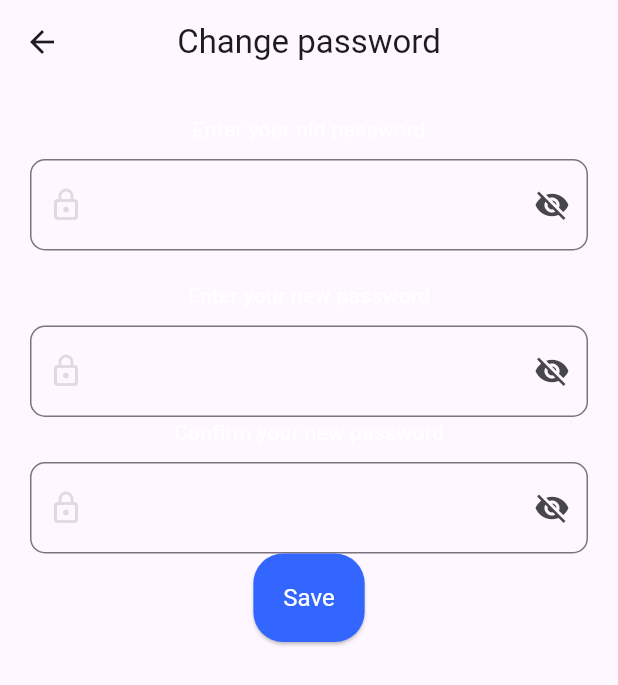
After one commit to eng-mohamed-ibrahem/job_finder, a Flutter app: the LoginAndSecurityScreen screen opened directly, after a tap on "Change password", on a phone screen of 412 x 824 dp. The commit adds this screen. Shown: the top 685 px of the screen. Run offline on Flutter 3.47's test engine with Material 2 defaults, Android fonts, the phone set to English and light mode, and no system bars; our stand-ins replace carousel_slider, dio, file_picker, flutter_bloc, font_awesome_flutter, image_picker and 2 more; missing offline and left inert: flutter_multi_select_items; accounts and stored records are empty.

Commit message:
updating design

```diff
--- a/lib/controller/utils/dio_helper/dio_helper.dart
+++ b/lib/controller/utils/dio_helper/dio_helper.dart
@@ -10,18 +10,18 @@ class DioHelper {
       BaseOptions(
         baseUrl: UrlPaths.baseUrl,
         receiveDataWhenStatusError: true,
-        validateStatus: (status) {
-          if (status! < 500) {
-            return true;
-          } else {
-            return false;
-          }
-        },
+        // validateStatus: (status) {
+        //   if (status! < 500) {
+        //     return true;
+        //   } else {
+        //     return false;
+        //   }
+        // },
       ),
     );
   }
 
-  static Future<Response?> getRequest({
+  static Future<Response?> getData({
     required String endPoint,
     Map<String, dynamic>? querryParameters,
     String? token,
@@ -30,7 +30,6 @@ class DioHelper {
       if (token != null) {
         dio.options.headers['Authorization'] = 'Bearer $token';
       }
-
       return await dio.get(endPoint, queryParameters: querryParameters);
     } catch (e) {
       debugPrint(e.toString());
@@ -38,11 +37,10 @@ class DioHelper {
     }
   }
 
-  static Response? response;
   static Future<Response?> postData({
     required String endPoint,
     Map<String, dynamic>? queryParameters,
-    required Map<String, dynamic> data,
+    Map<String, dynamic>? data,
     String? token,
   }) async {
     try {
@@ -50,22 +48,23 @@ class DioHelper {
         dio.options.headers['Authorization'] = 'Bearer $token';
       }
       dio.options.headers['Content-Type'] = 'multipart/form-data';
-      response = await dio.post(
+      return await dio.post(
         endPoint,
         queryParameters: queryParameters,
-        data: FormData.fromMap(data),
+        data: data != null ? FormData.fromMap(data) : null,
       );
-      return response;
-      // return await dio.post(
-      //   endPoint,
-      //   queryParameters: queryParameters,
-      //   data: FormData.fromMap(data),
-      // );
     } catch (e) {
-      debugPrint(response.toString());
-      debugPrint(response!.statusCode.toString());
+      debugPrint('diohelper--$e');
       return null;
     }
+  }
+
+  static Future<Response> post(
+      {required String endpoint, Map<String, dynamic>? queryParameters}) async {
+    return await dio.post(
+      endpoint,
+      queryParameters: queryParameters,
+    );
   }
 
   static Future<Response> deleteData({
@@ -76,96 +75,10 @@ class DioHelper {
   }) async {
     dio.options.headers['Content-Type'] = 'application/json';
     dio.options.headers['Authorization'] = 'Bearer $token';
-    return await dio.delete(endPoint,
-        queryParameters: queryParameters, data: bodyData);
+    return await dio.delete(
+      endPoint,
+      queryParameters: queryParameters,
+      data: bodyData,
+    );
   }
 }
-
-
-
-//   static Future<Response> getData({
-//     required String url,
-//     Map<String, dynamic>? query,
-//   }) async {
-//     dio.options.headers = {
-//       "Content-Type": "application/json",
-//     };
-//     return await dio.get(
-//       url,
-//       queryParameters: query,
-//     );
-//   }
-
-//   static Future<Response> getDataWithToken({
-//     required String url,
-//     Map<String, dynamic>? query,
-//   }) async {
-//     dio.options.headers = {
-//       "Content-Type": "application/json",
-//     };
-//     return await dio.get(
-//       url,
-//       queryParameters: query,
-//     );
-//   }
-
-//   static Future<Response> postData({
-//     required String url,
-//     required Map<String, dynamic> data,
-//     Map<String, dynamic>? query,
-//   }) async {
-//     dio.options.headers = {
-//       "Content-Type": "application/json",
-//     };
-//     return await dio.post(
-//       url,
-//       queryParameters: query,
-//       data: data,
-//     );
-//   }
-
-//   static Future<Response> postForm({
-//     required String url,
-//     required FormData data,
-//     Map<String, dynamic>? query,
-//   }) async {
-//     // dio.options.headers = {
-//     //   "Content-Type": "application/json",
-//     // };
-//     return await dio.post(
-//       url,
-//       queryParameters: query,
-//       data: data,
-//     );
-//   }
-
-//   static Future<Response> patchData({
-//     required String url,
-//     required Map<String, dynamic> data,
-//     Map<String, dynamic>? query,
-//     String? token,
-//   }) async {
-//     dio.options.headers = {
-//       "Content-Type": "application/json",
-//     };
-//     return await dio.patch(
-//       url,
-//       queryParameters: query,
-//       data: data,
-//     );
-//   }
-
-//   static Future<Response> deleteData({
-//     required String url,
-//     Map<String, dynamic>? data,
-//     Map<String, dynamic>? query,
-//   }) async {
-//     dio.options.headers = {
-//       "Content-Type": "application/json",
-//     };
-//     return await dio.delete(
-//       url,
-//       data: data,
-//     );
-//   }
-// }
--- a/lib/root/root_app.dart
+++ b/lib/root/root_app.dart
@@ -6,7 +6,6 @@ import 'package:job_finder/controller/cubit/onboarding_screen_cubit/onboard_scre
 import '../controller/cubit/edit_profile_screens_cubit/file_path_cubit.dart';
 import '../controller/cubit/signup_screens_cubit/signup_screens_cubit.dart';
 import '../controller/cubit/signup_screens_cubit/work_type_selection_cubit.dart';
-import '../views/screens/create_account_screens/signup_screen.dart';
 import '../views/screens/profile_settings_screens/profile_screen.dart';
 
 class Root extends StatelessWidget {
@@ -43,7 +42,7 @@ class Root extends StatelessWidget {
             bodyColor: const Color.fromRGBO(17, 24, 39, 1),
           ),
         ),
-        home: const SignupScreen(), // SignUp, Splash,ProfileScreen,LoginScreen
+        home: const ProfileScreen(), // SignUp, Splash,ProfileScreen,LoginScreen
       ),
     );
   }
--- a/lib/views/screens/create_account_screens/signup_screen.dart
+++ b/lib/views/screens/create_account_screens/signup_screen.dart
@@ -18,7 +18,7 @@ class SignupScreen extends StatefulWidget {
   State<SignupScreen> createState() => _SignupScreenState();
 }
 
-class _SignupScreenState extends State<SignupScreen> {
+class _SignupScreenState extends State<SignupScreen> with RouteAware {
   final TextEditingController usernameController = TextEditingController();
   final TextEditingController emailController = TextEditingController();
   final TextEditingController passwordController = TextEditingController();
@@ -125,7 +125,7 @@ class _SignupScreenState extends State<SignupScreen> {
                     controller: passwordController,
                     validator: Validation.passwordValidated,
                     hintText: "Password",
-                    helperText: "Password must be at least 8 charactrs",
+                    helperText: "Password must be at least 8 characters",
                     prefixIcon: const Icon(
                       Icons.lock_outline_rounded,
                       color: Colors.black12,
--- /dev/null
+++ b/lib/views/screens/profile_settings_screens/change_password_screen.dart
@@ -0,0 +1,136 @@
+import 'package:flutter/material.dart';
+import 'package:job_finder/controller/utils/validation.dart';
+import '../../widgets/onboarding_screen_widgets/custom_button.dart';
+import '../../widgets/signup_screen_widget/customized_text_field.dart';
+
+class ChangePasswordScreen extends StatefulWidget {
+  const ChangePasswordScreen({super.key});
+
+  @override
+  State<ChangePasswordScreen> createState() => _ChangePasswordScreenState();
+}
+
+class _ChangePasswordScreenState extends State<ChangePasswordScreen> {
+  final TextEditingController passwordController = TextEditingController();
+  final TextEditingController newPasswordController = TextEditingController();
+  final GlobalKey<FormState> formKey = GlobalKey<FormState>();
+
+  bool passwordVisible = false;
+
+  @override
+  void dispose() {
+    passwordController.dispose();
+    newPasswordController.dispose();
+    super.dispose();
+  }
+
+  @override
+  Widget build(BuildContext context) {
+    return Scaffold(
+      appBar: AppBar(
+        title: const Text('Change password'),
+        centerTitle: true,
+      ),
+      body: SingleChildScrollView(
+        child: Padding(
+          padding: const EdgeInsets.all(20),
+          child: Column(
+            children: [
+              const Text('Enter your old password'),
+              const SizedBox(
+                height: 10,
+              ),
+              CustomizedTextFormField(
+                controller: passwordController,
+                validator: (value) {
+                  // check if the password is correct
+                  return null;
+                },
+                prefixIcon: const Icon(
+                  Icons.lock_outline_rounded,
+                  color: Colors.black12,
+                ),
+                obscureText: passwordVisible,
+                suffixIcon: InkWell(
+                  onTap: () {
+                    setState(() {
+                      passwordVisible = !passwordVisible;
+                    });
+                  },
+                  child: passwordVisible
+                      ? const Icon(Icons.visibility)
+                      : const Icon(Icons.visibility_off),
+                ),
+              ),
+              const SizedBox(
+                height: 20,
+              ),
+              const Text('Enter your new password'),
+              const SizedBox(
+                height: 10,
+              ),
+              CustomizedTextFormField(
+                controller: newPasswordController,
+                validator: Validation.passwordValidated,
+                prefixIcon: const Icon(
+                  Icons.lock_outline_rounded,
+                  color: Colors.black12,
+                ),
+                obscureText: passwordVisible,
+                suffixIcon: InkWell(
+                  onTap: () {
+                    setState(() {
+                      passwordVisible = !passwordVisible;
+                    });
+                  },
+                  child: passwordVisible
+                      ? const Icon(Icons.visibility)
+                      : const Icon(Icons.visibility_off),
+                ),
+              ),
+              const Text('Confirm your new password'),
+              const SizedBox(
+                height: 10,
+              ),
+              CustomizedTextFormField(
+                validator: (value) {
+                  if (value != newPasswordController.text) {
+                    return 'Password does not match';
+                  }
+                  return null;
+                },
+                prefixIcon: const Icon(
+                  Icons.lock_outline_rounded,
+                  color: Colors.black12,
+                ),
+                obscureText: passwordVisible,
+                suffixIcon: InkWell(
+                  onTap: () {
+                    setState(() {
+                      passwordVisible = !passwordVisible;
+                    });
+                  },
+                  child: passwordVisible
+                      ? const Icon(Icons.visibility)
+                      : const Icon(Icons.visibility_off),
+                ),
+              ),
+              const Spacer(),
+              Center(
+                child: CustomButton(
+                  text: 'Save',
+                  fontSize: 16,
+                  onPressed: () {
+                    if (formKey.currentState!.validate()) {
+                      // save the new password
+                    }
+                  },
+                ),
+              ),
+            ],
+          ),
+        ),
+      ),
+    );
+  }
+}
--- a/lib/views/screens/profile_settings_screens/login_security_screen.dart
+++ b/lib/views/screens/profile_settings_screens/login_security_screen.dart
@@ -1,4 +1,8 @@
 import 'package:flutter/material.dart';
+import 'package:job_finder/views/screens/profile_settings_screens/phone_number_screen.dart';
+
+import 'change_email_screen.dart';
+import 'change_password_screen.dart';
 
 class LoginAndSecurityScreen extends StatefulWidget {
   const LoginAndSecurityScreen({super.key});
@@ -10,6 +14,158 @@ class LoginAndSecurityScreen extends StatefulWidget {
 class _LoginAndSecurityScreenState extends State<LoginAndSecurityScreen> {
   @override
   Widget build(BuildContext context) {
-    return const Placeholder();
+    return Scaffold(
+      appBar: AppBar(
+        title: const Text('Login and Security'),
+        centerTitle: true,
+      ),
+      body: SingleChildScrollView(
+        child: Column(children: [
+          const SizedBox(
+            height: 20,
+          ),
+          Container(
+            width: double.infinity,
+            height: 40,
+            decoration: BoxDecoration(
+              color: const Color(0xffF4F4F5),
+              border: Border.all(
+                color: const Color(0xffE5E7EB),
+              ),
+            ),
+            child: const Padding(
+              padding: EdgeInsets.all(8.0),
+              child: Text(
+                'Account access',
+                style: TextStyle(
+                  color: Color(0xffF4F4F5),
+                  fontSize: 14,
+                  fontWeight: FontWeight.w500,
+                ),
+              ),
+            ),
+          ),
+          const SizedBox(
+            height: 20,
+          ),
+          ListView(
+            shrinkWrap: true,
+            physics: const NeverScrollableScrollPhysics(),
+            children: [
+              ListTile(
+                leading: const Text('Email address'),
+                trailing: const Row(
+                  children: [
+                    Text(''),
+                    Icon(Icons.arrow_forward_ios),
+                  ],
+                ),
+                onTap: () {
+                  Navigator.push(
+                    context,
+                    MaterialPageRoute(
+                      builder: (context) => const ChangeEmailScreen(),
+                    ),
+                  );
+                },
+              ),
+              const Divider(
+                height: 1,
+                thickness: 1,
+                indent: 10,
+                endIndent: 10,
+              ),
+              ListTile(
+                leading: const Text('Phone number'),
+                trailing: const Row(
+                  children: [
+                    Text(''),
+                    Icon(Icons.arrow_forward_ios),
+                  ],
+                ),
+                onTap: () {
+                  Navigator.push(
+                    context,
+                    MaterialPageRoute(
+                      builder: (context) => const PhoneNumberScreen(),
+                    ),
+                  );
+                },
+              ),
+              const Divider(
+                height: 1,
+                thickness: 1,
+                indent: 10,
+                endIndent: 10,
+              ),
+              ListTile(
+                leading: const Text('Change password'),
+                trailing: const Row(
+                  children: [
+                    Text(''),
+                    Icon(Icons.arrow_forward_ios),
+                  ],
+                ),
+                onTap: () {
+                  Navigator.push(
+                    context,
+                    MaterialPageRoute(
+                      builder: (context) => const ChangePasswordScreen(),
+                    ),
+                  );
+                },
+              ),
+              const Divider(
+                height: 1,
+                thickness: 1,
+                indent: 10,
+                endIndent: 10,
+              ),
+              ListTile(
+                leading: const Text('Two-Step verification'),
+                trailing: const Row(
+                  children: [
+                    Text(
+                      'Not-active',
+                      style: TextStyle(
+                        color: Colors.grey,
+                      ),
+                    ),
+                    Icon(Icons.arrow_forward_ios),
+                  ],
+                ),
+                onTap: () {
+                  // move to Two-Step verification screen
+                },
+              ),
+              const Divider(
+                height: 1,
+                thickness: 1,
+                indent: 10,
+                endIndent: 10,
+              ),
+              ListTile(
+                leading: const Text('Face ID'),
+                trailing: const Row(
+                  children: [
+                    Text(''),
+                    Icon(Icons.arrow_forward_ios),
+                  ],
+                ),
+                onTap: () {
+                  // move to Face ID screen
+                },
+              ),
+              const Divider(
+                height: 1,
+                thickness: 1,
+                indent: 10,
+                endIndent: 10,
+              ),
+            ],
+          ),
+        ]),
+      ),
+    );
   }
 }
```
Also changed, not shown: lib/controller/cubit/signup_screens_cubit/signup_screens_cubit.dart (+1 -7 lines), lib/test.dart (+33 -11 lines), lib/views/screens/profile_settings_screens/change_email_screen.dart (added, +64 -0 lines), lib/views/screens/profile_settings_screens/phone_number_screen.dart (added, +130 -0 lines), pubspec.yaml (+11 -11 lines).
